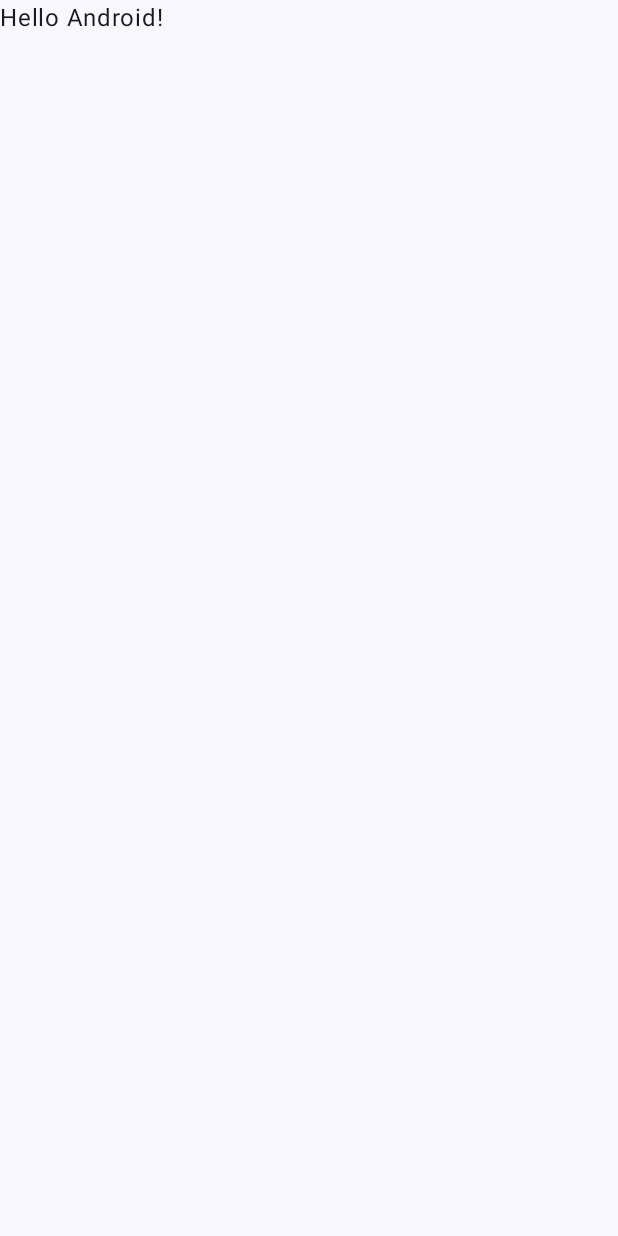
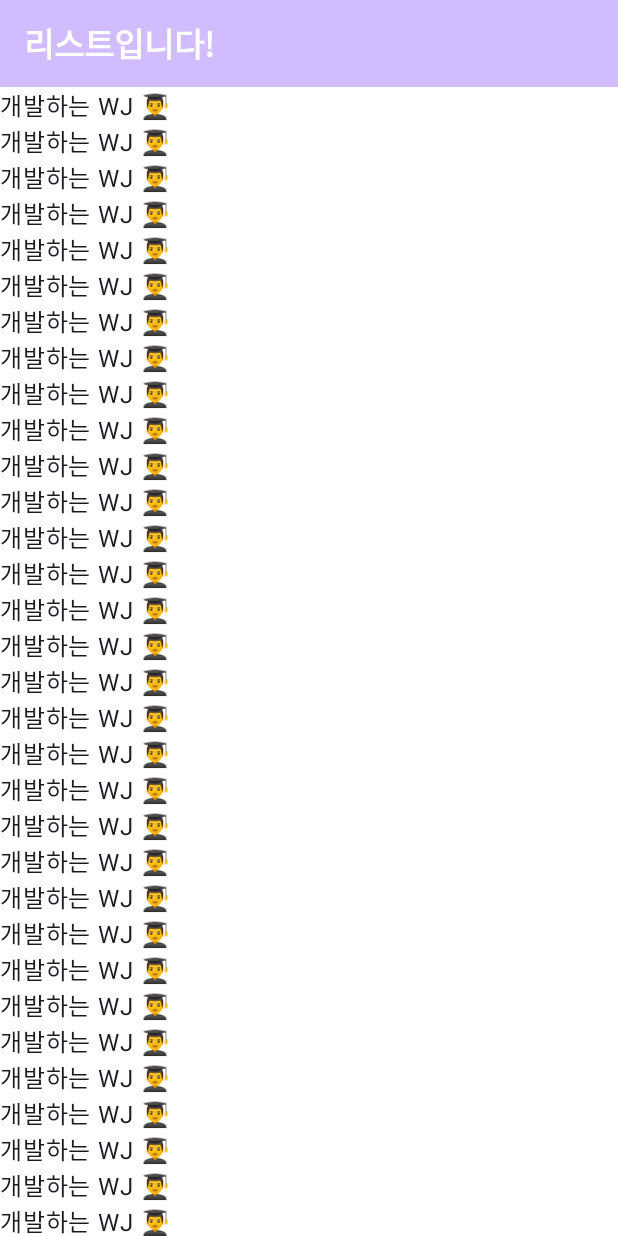
Before and after one commit to WJLee22/JetpackCompose_Projects, an Android app built with Jetpack Compose: the screen it shows after launch (MainActivity), on a phone screen of 412 x 824 dp. Before the commit the screen is almost empty. Run offline under Robolectric (Android 15) with nearby library versions, the phone set to English and light mode, and no system bars.

Commit message:
Chapter2: 기본 틀 구현 & randomUser.name 섹션 추가

```diff
--- a/chapter2/app/build.gradle.kts
+++ b/chapter2/app/build.gradle.kts
@@ -6,7 +6,7 @@ plugins {
 
 android {
     namespace = "com.example.chapter2"
-    compileSdk = 34
+    compileSdk = 35
 
     defaultConfig {
         applicationId = "com.example.chapter2"
--- a/chapter2/app/src/main/java/com/example/chapter2/MainActivity.kt
+++ b/chapter2/app/src/main/java/com/example/chapter2/MainActivity.kt
@@ -4,44 +4,102 @@ import android.os.Bundle
 import androidx.activity.ComponentActivity
 import androidx.activity.compose.setContent
 import androidx.activity.enableEdgeToEdge
+import androidx.compose.foundation.BorderStroke
+import androidx.compose.foundation.layout.Column
+
 import androidx.compose.foundation.layout.fillMaxSize
+import androidx.compose.foundation.layout.fillMaxWidth
+import androidx.compose.foundation.layout.height
 import androidx.compose.foundation.layout.padding
+import androidx.compose.foundation.lazy.LazyColumn
+import androidx.compose.foundation.lazy.items
+import androidx.compose.foundation.shape.RoundedCornerShape
+import androidx.compose.material3.Button
+import androidx.compose.material3.ExperimentalMaterial3Api
+import androidx.compose.material3.MaterialTheme
 import androidx.compose.material3.Scaffold
+import androidx.compose.material3.Surface
 import androidx.compose.material3.Text
+import androidx.compose.material3.TopAppBar
+import androidx.compose.material3.TopAppBarDefaults
 import androidx.compose.runtime.Composable
+import androidx.compose.ui.Alignment
 import androidx.compose.ui.Modifier
+import androidx.compose.ui.graphics.Color
+import androidx.compose.ui.res.stringResource
+import androidx.compose.ui.text.font.FontWeight
 import androidx.compose.ui.tooling.preview.Preview
+import androidx.compose.ui.unit.dp
+import androidx.compose.ui.unit.sp
 import com.example.chapter2.ui.theme.Chapter2Theme
+import com.example.chapter2.ui.theme.Purple80
+import com.example.chapter2.utils.DummyDataProvider
+import com.example.chapter2.utils.RandomUser
 
 class MainActivity : ComponentActivity() {
     override fun onCreate(savedInstanceState: Bundle?) {
         super.onCreate(savedInstanceState)
-        enableEdgeToEdge()
+        //enableEdgeToEdge()
         setContent {
             Chapter2Theme {
-                Scaffold(modifier = Modifier.fillMaxSize()) { innerPadding ->
-                    Greeting(
-                        name = "Android",
-                        modifier = Modifier.padding(innerPadding)
-                    )
-                }
+                ContentView()
             }
         }
     }
 }
 
 @Composable
-fun Greeting(name: String, modifier: Modifier = Modifier) {
-    Text(
-        text = "Hello $name!",
-        modifier = modifier
-    )
+fun ContentView() {
+    Surface {
+        Scaffold(
+            containerColor = Color.White,
+            topBar = {
+                MyAppBar()
+            },
+        ) {
+            //object 키워드로 선언된 싱글턴 객체인 DummyDataProvider의 userList를 인자로 전달
+            RandomUserListView(DummyDataProvider.userList, modifier = Modifier.padding(it))
+        }
+    }
 }
+
+@OptIn(ExperimentalMaterial3Api::class)
+@Composable
+fun MyAppBar() {
+    TopAppBar(
+        modifier = Modifier.height(58.dp),
+        // 최신 Material 3에서는 TopAppBar의 색상을 변경하기 위해 TopAppBarDefaults.topAppBarColors() 함수를 사용해야 함.
+    colors = TopAppBarDefaults.topAppBarColors(containerColor = Purple80),
+        title = {
+            Text(
+                text = stringResource(id = R.string.my_app_name),
+                fontWeight = FontWeight.Bold,
+                color = Color.White,
+                lineHeight = 58.sp // 텍스트 높이를 앱 바 높이와 동일하게 설정하여 수직 중앙 정렬
+            )
+})
+}
+
+@Composable
+fun RandomUserListView(randomUsers: List<RandomUser>, modifier: Modifier) {
+    //일반적인 Column은 모든 아이템을 한 번에 메모리에 로드하기 때문에 아이템 개수가 많아질수록 메모리 사용량이 증가하고 성능이 저하될 수 있음.
+    //하지만 LazyColumn은 화면에 보이는 아이템만 메모리에 로드하고, 화면에서 사라진 아이템은 메모리에서 제거합니다. 이러한 방식을 통해 메모리 사용량을 줄이고 성능을 향상시킬 수 있음
+    //xml 시절의 RecyclerView와 비슷한 역할을 함. 화면에 보이는 일정 아이템들만 로드하고, 스크롤 시에만 새로운 아이템을 로드함
+    LazyColumn(modifier = modifier) {
+        //items(): 인자값으로 받은 리스트를 순회하면서 각 요소에 대해 람다식에 정의된 동작을 수행. LazyColumn은 items() 함수를 통해 효율적으로 리스트의 각 요소를 화면에 표시할 수 있는 것.
+        items(items=randomUsers) {randomUser ->
+            Text(text= randomUser.name) //
+        }
+    }
+
+}
+
+
 
 @Preview(showBackground = true)
 @Composable
 fun GreetingPreview() {
     Chapter2Theme {
-        Greeting("Android")
+        ContentView()
     }
 }
--- a/chapter2/app/src/main/java/com/example/chapter2/ui/theme/Color.kt
+++ b/chapter2/app/src/main/java/com/example/chapter2/ui/theme/Color.kt
@@ -9,3 +9,6 @@ val Pink80 = Color(0xFFEFB8C8)
 val Purple40 = Color(0xFF6650a4)
 val PurpleGrey40 = Color(0xFF625b71)
 val Pink40 = Color(0xFF7D5260)
+
+//My Colors
+val MyCream = Color(0xFFf5f5f5)
--- /dev/null
+++ b/chapter2/app/src/main/java/com/example/chapter2/utils/DummyDataProvider.kt
@@ -0,0 +1,11 @@
+package com.example.chapter2.utils
+
+data class RandomUser(
+    val name: String = "개발하는 WJ 👨‍🎓",
+    val description: String = "오늘도 빡코딩 하고 게신가요?",
+    val profileImage: String = "https://randomuser.me/api/portraits/women/74.jpg"
+    )
+object DummyDataProvider { //object 키워드 -> 싱글턴 객체 선언
+    //200개의 요소를 담을 수 있는 RandomUser 타입의 리스트를 생성 & 각 요소를 람다식 실행 결과인 RandomUser 객체로 초기화
+    val userList = List<RandomUser>(200){RandomUser()}
+}
--- a/chapter2/app/src/main/res/values/strings.xml
+++ b/chapter2/app/src/main/res/values/strings.xml
@@ -1,3 +1,4 @@
 <resources>
     <string name="app_name">chapter2</string>
+    <string name="my_app_name">리스트입니다!</string>
 </resources>
```
